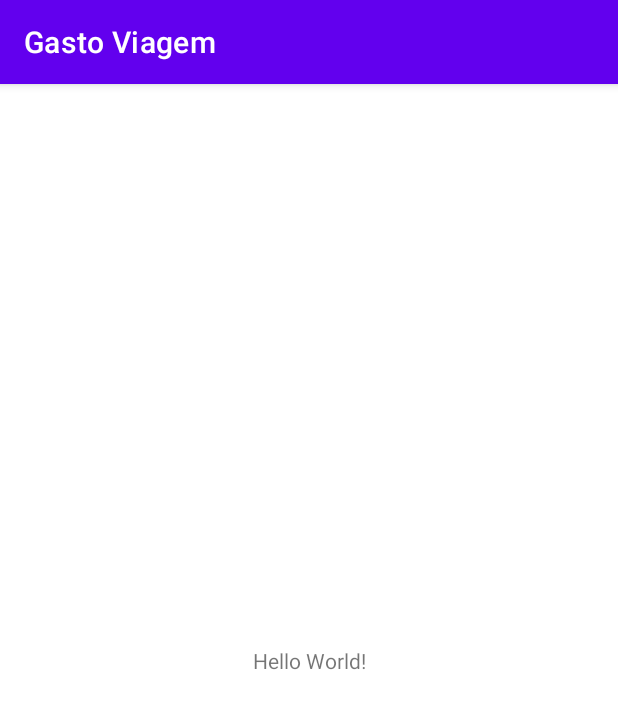
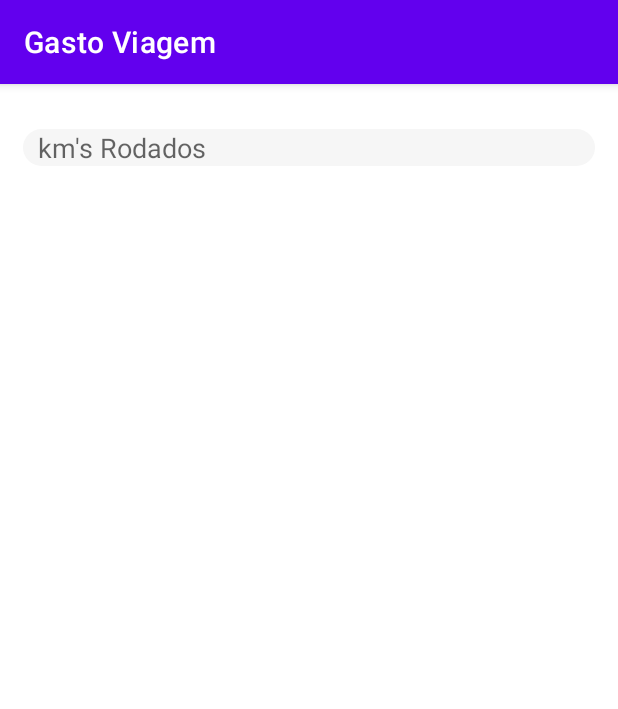
Before and after one commit to kaueBAuricchio/GastoViagem, an Android app: the screen it shows after launch (MainActivity), on a phone screen of 412 x 824 dp. Shown: the top 709 px of the screen. Run offline under Robolectric (Android 15) with nearby library versions, the phone set to English and light mode, and no system bars.

Commit message:
activity_main.xml create layout

```diff
--- /dev/null
+++ b/app/src/main/res/drawable/background_radius_white.xml
@@ -0,0 +1,6 @@
+<?xml version="1.0" encoding="utf-8"?>
+<shape xmlns:android="http://schemas.android.com/apk/res/android">
+    <solid android:color="@color/gray_white"/>
+    <corners android:radius="20dp"/>
+
+</shape>
--- a/app/src/main/res/layout/activity_main.xml
+++ b/app/src/main/res/layout/activity_main.xml
@@ -1,18 +1,22 @@
 <?xml version="1.0" encoding="utf-8"?>
-<androidx.constraintlayout.widget.ConstraintLayout xmlns:android="http://schemas.android.com/apk/res/android"
+<androidx.constraintlayout.widget.ConstraintLayout
+    xmlns:android="http://schemas.android.com/apk/res/android"
     xmlns:app="http://schemas.android.com/apk/res-auto"
-    xmlns:tools="http://schemas.android.com/tools"
     android:layout_width="match_parent"
-    android:layout_height="match_parent"
-    tools:context=".MainActivity">
+    android:layout_height="match_parent">
 
-    <TextView
-        android:layout_width="wrap_content"
+    <EditText
+        android:id="@+id/EditTextKm"
+        android:layout_marginTop="30dp"
+        android:layout_marginStart="15dp"
+        android:layout_marginEnd="15dp"
+        android:paddingStart="10dp"
+        android:hint="km's Rodados"
+        android:background="@drawable/background_radius_white"
+        android:layout_width="match_parent"
         android:layout_height="wrap_content"
-        android:text="Hello World!"
-        app:layout_constraintBottom_toBottomOf="parent"
-        app:layout_constraintEnd_toEndOf="parent"
+        app:layout_constraintTop_toTopOf="parent"
         app:layout_constraintStart_toStartOf="parent"
-        app:layout_constraintTop_toTopOf="parent" />
+        app:layout_constraintEnd_toEndOf="parent"/>
 
 </androidx.constraintlayout.widget.ConstraintLayout>
--- a/app/src/main/res/values/colors.xml
+++ b/app/src/main/res/values/colors.xml
@@ -7,4 +7,5 @@
     <color name="teal_700">#FF018786</color>
     <color name="black">#FF000000</color>
     <color name="white">#FFFFFFFF</color>
+    <color name="gray_white">#F6F6F6</color>
 </resources>
```
